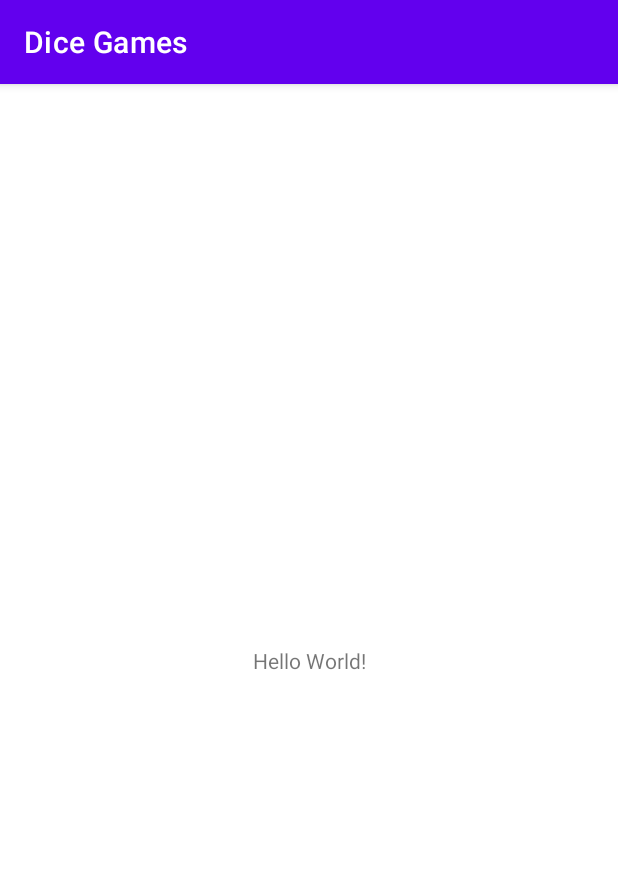
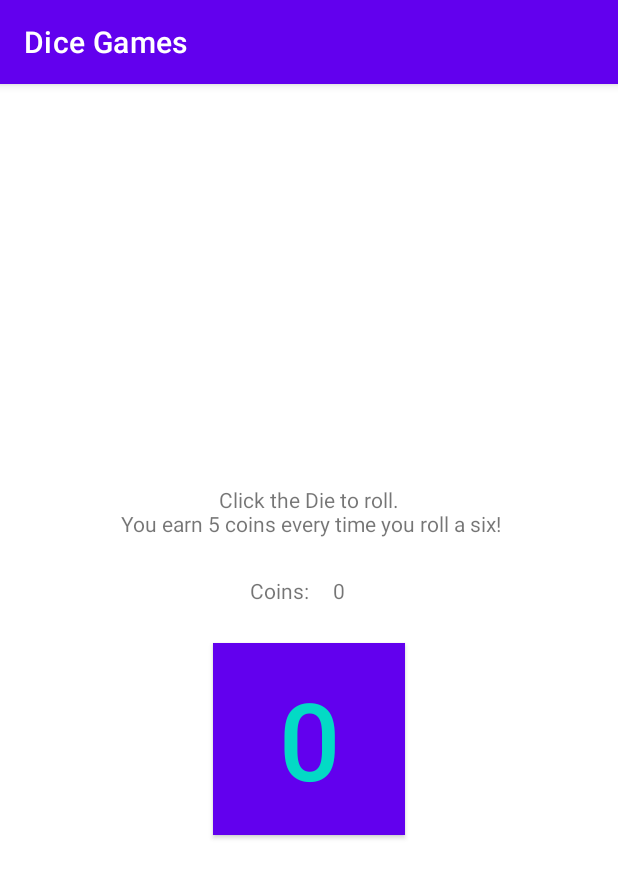
Before and after one commit to rohira-dhruv/DiceGames, an Android app: the screen it shows after launch (WalletActivity), on a phone screen of 412 x 824 dp. Shown: the top 878 px of the screen. Run offline under Robolectric (Android 15) with nearby library versions, the phone set to English and light mode, and no system bars.

Commit message:
Create basic UI and basic functionality

```diff
--- a/app/src/main/java/androidsamples/java/dicegames/Die6.java
+++ b/app/src/main/java/androidsamples/java/dicegames/Die6.java
@@ -6,18 +6,25 @@ import java.util.Random;
  * An implementation of a six-faced {@link Die} using {@link Random}.
  */
 public class Die6 implements Die {
+
+  private static final int FACES = 6;
+  private Random mRnd;
+  private int mValue;
+
   public Die6() {
     // TODO implement method
+    mRnd =  new Random();
   }
 
   @Override
   public void roll() {
     // TODO implement method
+    mValue =  mRnd.nextInt(FACES) + 1;
   }
 
   @Override
   public int value() {
     // TODO implement method
-    return 0;
+    return mValue;
   }
 }
--- a/app/src/main/java/androidsamples/java/dicegames/WalletActivity.java
+++ b/app/src/main/java/androidsamples/java/dicegames/WalletActivity.java
@@ -1,14 +1,77 @@
 package androidsamples.java.dicegames;
 
 import android.os.Bundle;
+import android.util.Log;
+import android.view.View;
+import android.widget.Button;
+import android.widget.TextView;
 
+import androidx.annotation.NonNull;
 import androidx.appcompat.app.AppCompatActivity;
 
 public class WalletActivity extends AppCompatActivity {
 
+  private static final String TAG = "WalletActivity";
+  private static final String KEY_BALANCE = "KEY_BALANCE";
+  private static final String KEY_DIE_VALUE = "KEY_DIE_VALUE";
+
+  private static final int WIN_VALUE = 6;
+  private static final int INCREMENT = 5;
+
+  private int mBalance;
+  private Die mDie;
+  private TextView mTxtBalance;
+  private Button mBtnRoll;
+
   @Override
   protected void onCreate(Bundle savedInstanceState) {
+
     super.onCreate(savedInstanceState);
     setContentView(R.layout.activity_wallet);
+
+    mDie = new Die6();
+    mTxtBalance = findViewById(R.id.txt_balance);
+    mBtnRoll = findViewById(R.id.btn_roll);
+
+    //Persistent data using Bundle
+    if(savedInstanceState != null){
+      mBalance = savedInstanceState.getInt(KEY_BALANCE,0);
+      int dieValue =  savedInstanceState.getInt(KEY_DIE_VALUE, 0);
+      mTxtBalance.setText(Integer.toString(mBalance));
+      mBtnRoll.setText(Integer.toString(dieValue));
+      Log.d(TAG, "Restored: Balance = "+mBalance+", die = " + dieValue);
+    }
+
+    mBtnRoll.setOnClickListener(new View.OnClickListener() {
+      @Override
+      public void onClick(View view) {
+        //roll the die.
+        mDie.roll();
+        Log.d(TAG, "Die roll = " + mDie.value());
+        //add coins if the win_value is rolled
+        if(mDie.value() == WIN_VALUE){
+          mBalance += INCREMENT;
+          Log.d(TAG, "New Balance = " + mBalance);
+        }
+        //update UI
+        updateUI();
+      }
+    });
+
+  }
+
+  @Override
+  protected void onSaveInstanceState(@NonNull Bundle outState){
+    super.onSaveInstanceState(outState);
+    Log.d(TAG, "onSaveInstanceState");
+    outState.putInt(KEY_BALANCE, mBalance);
+    outState.putInt(KEY_DIE_VALUE, mDie.value());
+    Log.d(TAG, "Savcd: Balance = " + mBalance + "die = " + mDie.value());
+  }
+
+
+  private void updateUI() {
+    mBtnRoll.setText(Integer.toString(mDie.value()));
+    mTxtBalance.setText(Integer.toString(mBalance));
   }
 }
--- /dev/null
+++ b/app/src/main/res/layout-land/activity_wallet.xml
@@ -0,0 +1,60 @@
+<?xml version="1.0" encoding="utf-8"?>
+
+<androidx.constraintlayout.widget.ConstraintLayout xmlns:android="http://schemas.android.com/apk/res/android"
+    xmlns:app="http://schemas.android.com/apk/res-auto"
+    xmlns:tools="http://schemas.android.com/tools"
+    android:id="@+id/linearLayout2"
+    android:layout_width="match_parent"
+    android:layout_height="match_parent"
+    android:gravity="center">
+
+    <TextView
+        android:id="@+id/txt_info"
+        android:layout_width="wrap_content"
+        android:layout_height="wrap_content"
+        android:layout_marginTop="21dp"
+        android:layout_marginEnd="17dp"
+        android:layout_marginRight="17dp"
+        android:text="@string/txt_info"
+        android:textAlignment="center"
+        app:layout_constraintEnd_toStartOf="@+id/btn_roll"
+        app:layout_constraintTop_toTopOf="@+id/btn_roll" />
+
+
+    <TextView
+        android:id="@+id/txt_balance_label"
+        android:layout_width="wrap_content"
+        android:layout_height="wrap_content"
+        android:layout_marginBottom="16dp"
+        android:text="@string/coins"
+        app:layout_constraintBottom_toTopOf="@+id/btn_roll"
+        app:layout_constraintEnd_toStartOf="@+id/txt_balance" />
+
+    <TextView
+        android:id="@+id/txt_balance"
+        android:layout_width="wrap_content"
+        android:layout_height="wrap_content"
+        android:layout_marginEnd="196dp"
+        android:layout_marginRight="196dp"
+        android:padding="16dp"
+        android:text="@string/zero"
+        app:layout_constraintBaseline_toBaselineOf="@+id/txt_balance_label"
+        app:layout_constraintEnd_toEndOf="parent" />
+
+
+    <Button
+        android:id="@+id/btn_roll"
+        android:layout_width="128dp"
+        android:layout_height="128dp"
+        android:layout_marginBottom="116dp"
+        android:background="@color/purple_200"
+        android:text="@string/zero"
+        android:textAlignment="center"
+        android:textColor="@color/teal_200"
+        android:textSize="72sp"
+        app:layout_constraintBottom_toBottomOf="parent"
+        app:layout_constraintEnd_toStartOf="@+id/txt_balance"
+        app:layout_constraintStart_toStartOf="@+id/txt_balance" />
+
+
+</androidx.constraintlayout.widget.ConstraintLayout>
--- a/app/src/main/res/layout/activity_wallet.xml
+++ b/app/src/main/res/layout/activity_wallet.xml
@@ -2,17 +2,62 @@
 <androidx.constraintlayout.widget.ConstraintLayout xmlns:android="http://schemas.android.com/apk/res/android"
     xmlns:app="http://schemas.android.com/apk/res-auto"
     xmlns:tools="http://schemas.android.com/tools"
+    android:id="@+id/linearLayout"
     android:layout_width="match_parent"
     android:layout_height="match_parent"
+    android:gravity="center"
     tools:context=".WalletActivity">
 
   <TextView
+      android:id="@+id/txt_info"
       android:layout_width="wrap_content"
       android:layout_height="wrap_content"
-      android:text="Hello World!"
+      android:layout_marginTop="258dp"
+      android:layout_marginBottom="16dp"
+      android:text="@string/txt_info"
+      android:textAlignment="center"
+      app:layout_constraintBottom_toTopOf="@+id/txt_balance_label"
+      app:layout_constraintEnd_toStartOf="@+id/txt_balance"
+      app:layout_constraintStart_toStartOf="@+id/txt_balance"
+      app:layout_constraintTop_toTopOf="parent" />
+
+
+  <TextView
+      android:id="@+id/txt_balance_label"
+      android:layout_width="wrap_content"
+      android:layout_height="wrap_content"
+      android:layout_marginBottom="16dp"
+      android:text="@string/coins"
+      app:layout_constraintBottom_toTopOf="@+id/btn_roll"
+      app:layout_constraintEnd_toStartOf="@+id/txt_balance"
+      app:layout_constraintHorizontal_chainStyle="packed"
+      app:layout_constraintStart_toStartOf="parent"
+      app:layout_constraintTop_toBottomOf="@+id/txt_info" />
+
+  <TextView
+      android:id="@+id/txt_balance"
+      android:layout_width="wrap_content"
+      android:layout_height="wrap_content"
+      android:padding="16dp"
+      android:text="@string/zero"
+      app:layout_constraintBaseline_toBaselineOf="@+id/txt_balance_label"
+      app:layout_constraintEnd_toEndOf="parent"
+      app:layout_constraintStart_toEndOf="@+id/txt_balance_label" />
+
+
+  <Button
+      android:id="@+id/btn_roll"
+      android:layout_width="128dp"
+      android:layout_height="128dp"
+      android:layout_marginBottom="258dp"
+      android:background="@color/purple_200"
+      android:text="@string/zero"
+      android:textAlignment="center"
+      android:textColor="@color/teal_200"
+      android:textSize="72sp"
       app:layout_constraintBottom_toBottomOf="parent"
       app:layout_constraintEnd_toEndOf="parent"
       app:layout_constraintStart_toStartOf="parent"
-      app:layout_constraintTop_toTopOf="parent" />
+      app:layout_constraintTop_toBottomOf="@+id/txt_balance_label" />
 
 </androidx.constraintlayout.widget.ConstraintLayout>
--- a/app/src/main/res/values/strings.xml
+++ b/app/src/main/res/values/strings.xml
@@ -1,3 +1,6 @@
 <resources>
   <string name="app_name">Dice Games</string>
+  <string name="txt_info">Click the Die to roll.\n You earn 5 coins every time you roll a six!</string>
+  <string name="coins">Coins:</string>
+  <string name="zero">0</string>
 </resources>
```
